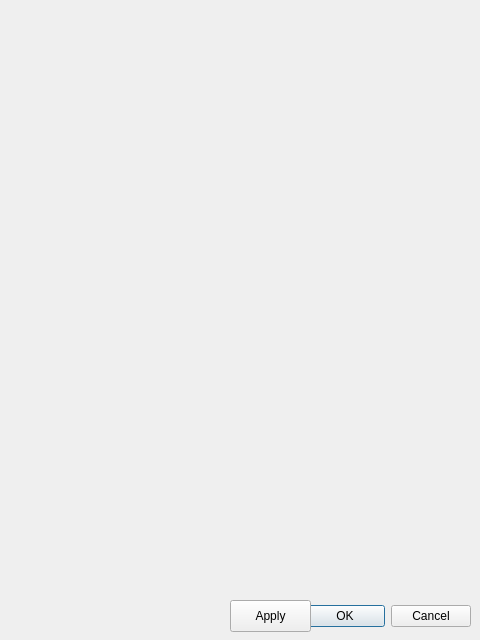
Qt form MeasurementUI/View/forms/c202_settings_dialog.ui (breathewind/Measurement-UI) before a commit.
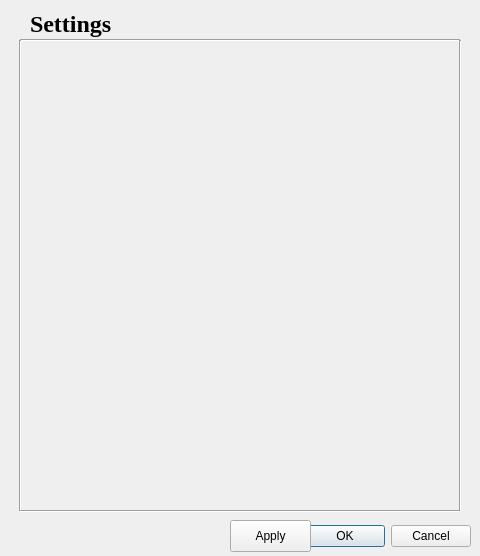
The same form after that commit.

Commit message: 0.0.2 Serial port settings paritally accomplished. Miss functions: 1, Comfirm serial port modification.

Patch:
```diff
--- a/MeasurementUI/View/forms/c202_settings_dialog.ui
+++ b/MeasurementUI/View/forms/c202_settings_dialog.ui
@@ -7,7 +7,7 @@
     <x>0</x>
     <y>0</y>
     <width>480</width>
-    <height>640</height>
+    <height>556</height>
    </rect>
   </property>
   <property name="windowTitle">
@@ -17,7 +17,7 @@
    <property name="geometry">
     <rect>
      <x>10</x>
-     <y>600</y>
+     <y>520</y>
      <width>461</width>
      <height>32</height>
     </rect>
@@ -33,7 +33,7 @@
    <property name="geometry">
     <rect>
      <x>230</x>
-     <y>600</y>
+     <y>520</y>
      <width>81</width>
      <height>32</height>
     </rect>
@@ -42,6 +42,93 @@
     <string>Apply</string>
    </property>
   </widget>
+  <widget class="QWidget" name="verticalLayoutWidget">
+   <property name="geometry">
+    <rect>
+     <x>20</x>
+     <y>40</y>
+     <width>441</width>
+     <height>471</height>
+    </rect>
+   </property>
+   <layout class="QVBoxLayout" name="verticalLayout_settings"/>
+  </widget>
+  <widget class="QLabel" name="label_settings">
+   <property name="geometry">
+    <rect>
+     <x>30</x>
+     <y>10</y>
+     <width>131</width>
+     <height>31</height>
+    </rect>
+   </property>
+   <property name="font">
+    <font>
+     <family>Times New Roman</family>
+     <pointsize>18</pointsize>
+     <weight>75</weight>
+     <bold>true</bold>
+    </font>
+   </property>
+   <property name="text">
+    <string>Settings</string>
+   </property>
+   <property name="alignment">
+    <set>Qt::AlignLeading|Qt::AlignLeft|Qt::AlignTop</set>
+   </property>
+  </widget>
+  <widget class="Line" name="line">
+   <property name="geometry">
+    <rect>
+     <x>20</x>
+     <y>30</y>
+     <width>440</width>
+     <height>20</height>
+    </rect>
+   </property>
+   <property name="orientation">
+    <enum>Qt::Horizontal</enum>
+   </property>
+  </widget>
+  <widget class="Line" name="line_2">
+   <property name="geometry">
+    <rect>
+     <x>20</x>
+     <y>501</y>
+     <width>440</width>
+     <height>20</height>
+    </rect>
+   </property>
+   <property name="orientation">
+    <enum>Qt::Horizontal</enum>
+   </property>
+  </widget>
+  <widget class="Line" name="line_3">
+   <property name="geometry">
+    <rect>
+     <x>12</x>
+     <y>40</y>
+     <width>16</width>
+     <height>471</height>
+    </rect>
+   </property>
+   <property name="orientation">
+    <enum>Qt::Vertical</enum>
+   </property>
+  </widget>
+  <widget class="Line" name="line_4">
+   <property name="geometry">
+    <rect>
+     <x>452</x>
+     <y>40</y>
+     <width>16</width>
+     <height>471</height>
+    </rect>
+   </property>
+   <property name="orientation">
+    <enum>Qt::Vertical</enum>
+   </property>
+  </widget>
  </widget>
  <resources/>
  <connections>
```
The commit also changes 23 other files.
